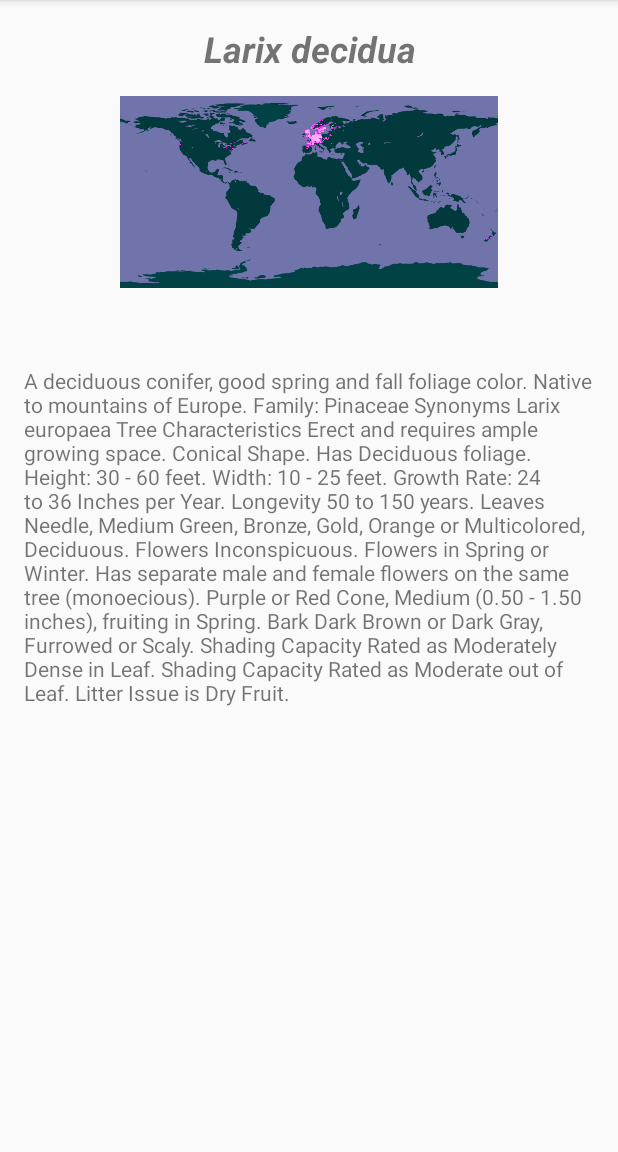
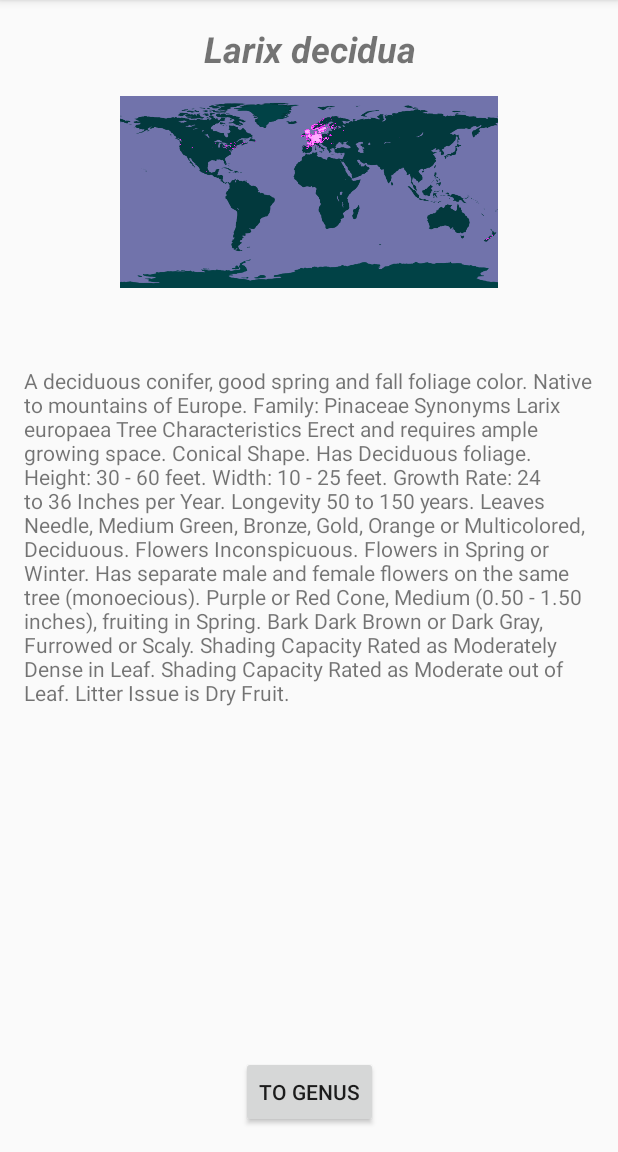
Before and after one commit to JPUF/TreeAndroid, an Android app: the screen it shows after launch (MainActivity before the commit, SpeciesActivity after it), on a phone screen of 412 x 824 dp, the part 84-1236 px from its top. Run offline under Robolectric (Android 15) with nearby library versions, the phone set to English and light mode, and no system bars.

Commit message:
Demonstrates basic navigation between activities.

```diff
--- a/app/src/main/AndroidManifest.xml
+++ b/app/src/main/AndroidManifest.xml
@@ -1,8 +1,10 @@
 <?xml version="1.0" encoding="utf-8"?>
 <manifest xmlns:android="http://schemas.android.com/apk/res/android"
     package="com.example.psyjb12.tree">
+
     <uses-permission android:name="android.permission.INTERNET" />
     <uses-permission android:name="android.permission.ACCESS_NETWORK_STATE" />
+
     <application
         android:allowBackup="true"
         android:icon="@mipmap/ic_launcher"
@@ -10,7 +12,10 @@
         android:roundIcon="@mipmap/ic_launcher_round"
         android:supportsRtl="true"
         android:theme="@style/AppTheme">
-        <activity android:name=".MainActivity">
+        <activity android:name=".GenusActivity"
+            android:parentActivityName=".SpeciesActivity">
+        </activity>
+        <activity android:name=".SpeciesActivity">
             <intent-filter>
                 <action android:name="android.intent.action.MAIN" />
 
--- a/app/src/main/java/com/example/psyjb12/tree/MainActivity.java
+++ b/app/src/main/java/com/example/psyjb12/tree/SpeciesActivity.java
@@ -1,24 +1,28 @@
 package com.example.psyjb12.tree;
 
-import android.content.Context;
-import android.net.ConnectivityManager;
-import android.net.NetworkInfo;
+import android.content.Intent;
 import android.support.v7.app.AppCompatActivity;
 import android.os.Bundle;
 import android.widget.TextView;
+import android.view.View;
 
-public class MainActivity extends AppCompatActivity {
+public class SpeciesActivity extends AppCompatActivity {
 
     TextView tv;
 
     @Override
     protected void onCreate(Bundle savedInstanceState) {
         super.onCreate(savedInstanceState);
-        setContentView(R.layout.activity_main);
+        setContentView(R.layout.activity_species);
          tv = (TextView) findViewById(R.id.scientific_name);
          tv.setText("Larix decidua");
 
          findViewById(R.id.dist0).bringToFront();
          findViewById(R.id.dist1).bringToFront();
     }
+
+    public void toGenus(View view) {
+        Intent intent = new Intent(this, GenusActivity.class);
+        startActivity(intent);
+    }
 }
--- a/app/src/main/res/layout/activity_main.xml
+++ b/app/src/main/res/layout/activity_species.xml
@@ -4,7 +4,7 @@
     xmlns:tools="http://schemas.android.com/tools"
     android:layout_width="match_parent"
     android:layout_height="match_parent"
-    tools:context=".MainActivity">
+    tools:context=".SpeciesActivity">
 
     <ImageView
         android:id="@+id/dist1"
@@ -78,4 +78,17 @@
         app:layout_constraintTop_toTopOf="parent"
         tools:text="@string/notes" />
 
+    <Button
+        android:id="@+id/toGenusButton"
+        android:layout_width="wrap_content"
+        android:layout_height="wrap_content"
+        android:layout_marginStart="16dp"
+        android:layout_marginEnd="16dp"
+        android:layout_marginBottom="16dp"
+        android:onClick="toGenus"
+        android:text="@string/species_button"
+        app:layout_constraintBottom_toBottomOf="parent"
+        app:layout_constraintEnd_toEndOf="parent"
+        app:layout_constraintStart_toStartOf="parent" />
+
 </android.support.constraint.ConstraintLayout>
--- a/app/src/main/res/values/strings.xml
+++ b/app/src/main/res/values/strings.xml
@@ -4,4 +4,6 @@
     <string name="proj0_description">The left half of the world projection</string>
     <string name="proj1_description">The right half of the world projection</string>
     <string name="notes">A deciduous conifer, good spring and fall foliage color. Native to mountains of Europe. Family: Pinaceae Synonyms Larix europaea Tree Characteristics Erect and requires ample growing space. Conical Shape. Has Deciduous foliage. Height: 30 - 60 feet. Width: 10 - 25 feet. Growth Rate: 24 to 36 Inches per Year. Longevity 50 to 150 years. Leaves Needle, Medium Green, Bronze, Gold, Orange or Multicolored, Deciduous. Flowers Inconspicuous. Flowers in Spring or Winter. Has separate male and female flowers on the same tree (monoecious). Purple or Red Cone, Medium (0.50 - 1.50 inches), fruiting in Spring. Bark Dark Brown or Dark Gray, Furrowed or Scaly. Shading Capacity Rated as Moderately Dense in Leaf. Shading Capacity Rated as Moderate out of Leaf. Litter Issue is Dry Fruit.</string>
+    <string name="genusTitle">Genus</string>
+    <string name="species_button">To Genus</string>
 </resources>
--- a/build.gradle
+++ b/build.gradle
@@ -7,7 +7,7 @@ buildscript {
         jcenter()
     }
     dependencies {
-        classpath 'com.android.tools.build:gradle:3.1.3'
+        classpath 'com.android.tools.build:gradle:3.3.0'
 
 
         // NOTE: Do not place your application dependencies here; they belong
```
Also changed, not shown: app/src/main/java/com/example/psyjb12/tree/GenusActivity.java (added, +13 -0 lines), app/src/main/res/layout/activity_genus.xml (added, +19 -0 lines), gradle/wrapper/gradle-wrapper.properties.
